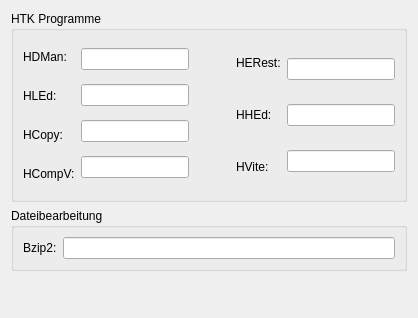
Old version of the form ui/externalprogramms.ui in the repository KDE/simon.
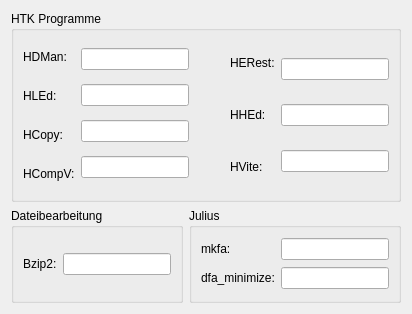
New version of the form. Icons and pictures are not drawn.

```diff
--- a/ui/externalprogramms.ui
+++ b/ui/externalprogramms.ui
@@ -5,8 +5,8 @@
    <rect>
     <x>0</x>
     <y>0</y>
-    <width>418</width>
-    <height>318</height>
+    <width>412</width>
+    <height>314</height>
    </rect>
   </property>
   <property name="windowTitle" >
@@ -15,8 +15,8 @@
   <property name="windowIcon" >
    <iconset/>
   </property>
-  <layout class="QVBoxLayout" >
-   <item>
+  <layout class="QGridLayout" >
+   <item row="0" column="0" colspan="2" >
     <widget class="QGroupBox" name="gbHTK" >
      <property name="title" >
       <string>HTK Programme</string>
@@ -148,7 +148,7 @@
      </layout>
     </widget>
    </item>
-   <item>
+   <item row="1" column="0" >
     <widget class="QGroupBox" name="gbFileProcessing" >
      <property name="title" >
       <string>Dateibearbeitung</string>
@@ -177,18 +177,51 @@
      </layout>
     </widget>
    </item>
-   <item>
-    <spacer>
-     <property name="orientation" >
-      <enum>Qt::Vertical</enum>
+   <item row="1" column="1" >
+    <widget class="QGroupBox" name="gbJulius" >
+     <property name="title" >
+      <string>Julius</string>
      </property>
-     <property name="sizeHint" >
-      <size>
-       <width>20</width>
-       <height>40</height>
-      </size>
+     <property name="flat" >
+      <bool>false</bool>
      </property>
-    </spacer>
+     <layout class="QGridLayout" >
+      <item row="0" column="0" >
+       <widget class="QLabel" name="lbMkfa" >
+        <property name="text" >
+         <string>mkfa:</string>
+        </property>
+        <property name="buddy" >
+         <cstring>leBzip2</cstring>
+        </property>
+       </widget>
+      </item>
+      <item row="0" column="1" >
+       <widget class="QLineEdit" name="leMkfa" >
+        <property name="text" >
+         <string/>
+        </property>
+       </widget>
+      </item>
+      <item row="1" column="1" >
+       <widget class="QLineEdit" name="leDfaMinimize" >
+        <property name="text" >
+         <string/>
+        </property>
+       </widget>
+      </item>
+      <item row="1" column="0" >
+       <widget class="QLabel" name="lbDfaMinimize" >
+        <property name="text" >
+         <string>dfa_minimize:</string>
+        </property>
+        <property name="buddy" >
+         <cstring>leBzip2</cstring>
+        </property>
+       </widget>
+      </item>
+     </layout>
+    </widget>
    </item>
   </layout>
  </widget>
```
